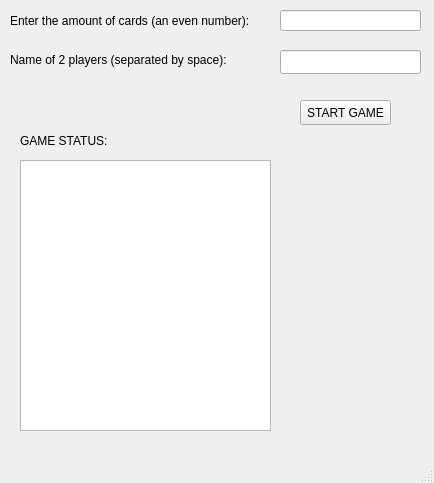
Old version of the form student/13/pairs_gui/mainwindow.ui in the repository shamsch/programming2coursework.
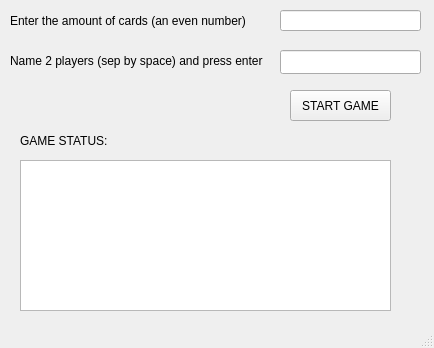
New version of the form.

Commit message: Fixed a bug and added restart button

Patch:
```diff
--- a/student/13/pairs_gui/mainwindow.ui
+++ b/student/13/pairs_gui/mainwindow.ui
@@ -7,7 +7,7 @@
     <x>0</x>
     <y>0</y>
     <width>434</width>
-    <height>483</height>
+    <height>348</height>
    </rect>
   </property>
   <property name="windowTitle">
@@ -44,29 +44,29 @@
      </rect>
     </property>
     <property name="text">
-     <string>Enter the amount of cards (an even number):</string>
+     <string>Enter the amount of cards (an even number)</string>
     </property>
    </widget>
    <widget class="QLabel" name="label_4">
     <property name="geometry">
      <rect>
       <x>10</x>
-      <y>50</y>
-      <width>301</width>
-      <height>20</height>
+      <y>40</y>
+      <width>271</width>
+      <height>41</height>
      </rect>
     </property>
     <property name="text">
-     <string>Name of 2 players (separated by space):</string>
+     <string>Name 2 players (sep by space) and press enter</string>
     </property>
    </widget>
    <widget class="QPushButton" name="startGamePushButton">
     <property name="geometry">
      <rect>
-      <x>300</x>
-      <y>100</y>
-      <width>91</width>
-      <height>25</height>
+      <x>290</x>
+      <y>90</y>
+      <width>101</width>
+      <height>31</height>
      </rect>
     </property>
     <property name="text">
@@ -78,8 +78,8 @@
      <rect>
       <x>20</x>
       <y>160</y>
-      <width>251</width>
-      <height>271</height>
+      <width>371</width>
+      <height>151</height>
      </rect>
     </property>
    </widget>
```
The commit also changes 3 other files.
